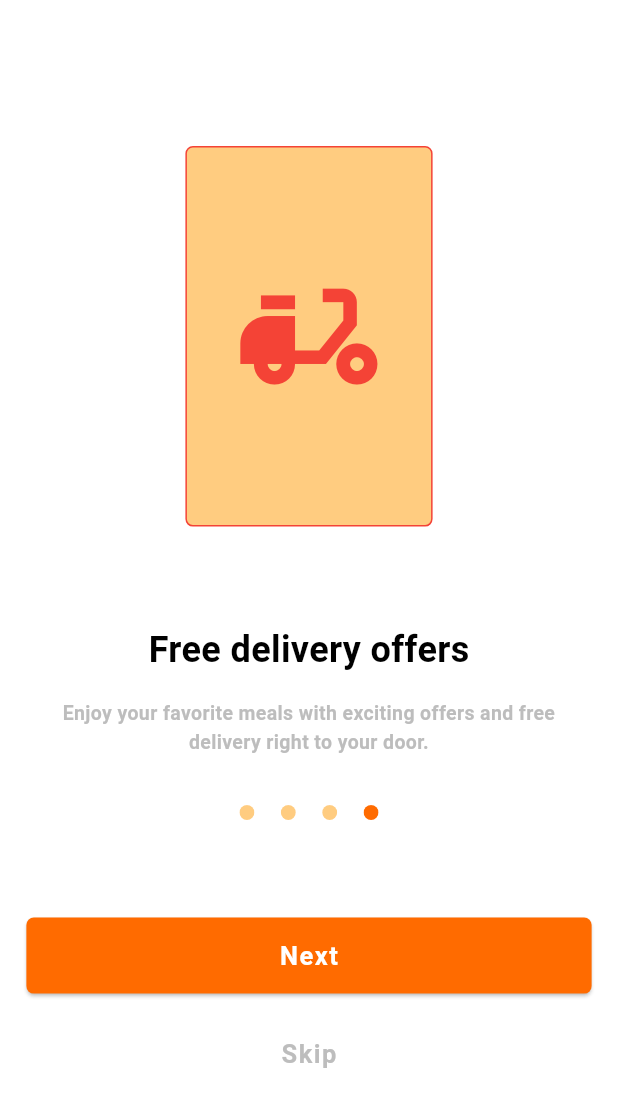
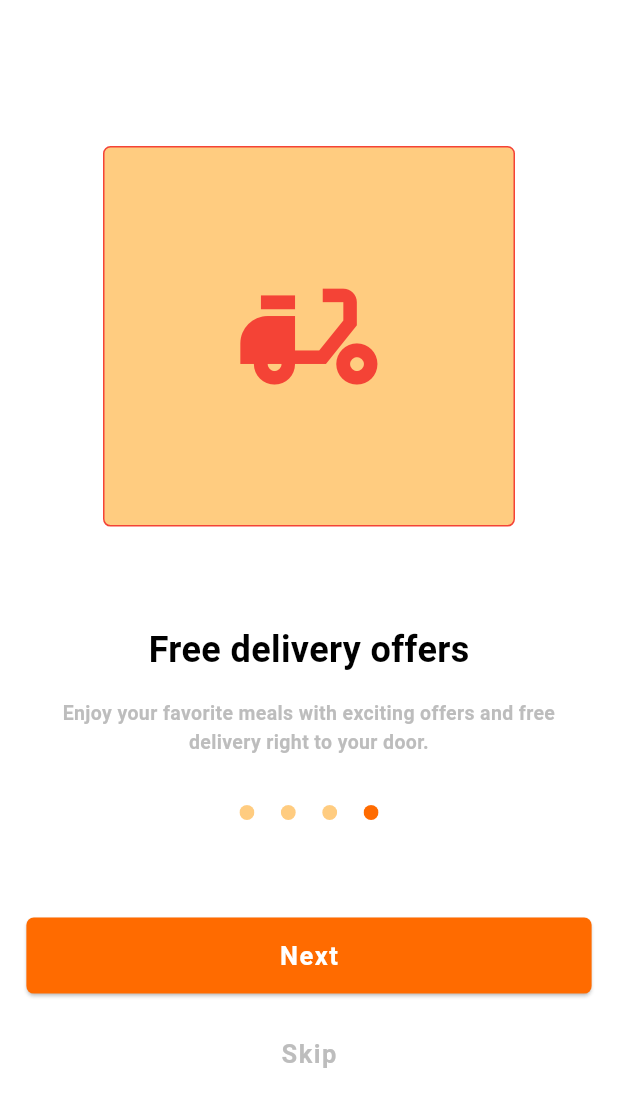
Before and after one commit to abdulsamad010/food_delivery_clean_architecture_flutter, a Flutter app: the Onboarding4Screen screen opened directly, on a phone screen of 412 x 824 dp. Shown: the top 1107 px of the screen. Run offline on Flutter 3.47's test engine with Material 3 defaults, Android fonts, the phone set to English and light mode, and no system bars; our stand-ins replace flutter_bloc, flutter_screenutil, flutter_svg.

Commit message:
Update onboarding screen four

```diff
--- a/lib/presentation/screens/onboarding/onboarding4_screen.dart
+++ b/lib/presentation/screens/onboarding/onboarding4_screen.dart
@@ -20,7 +20,7 @@ class Onboarding4Screen extends StatelessWidget {
 
             Container(
               height: 250.h,
-            width: 150.w,
+            width: 250.w,
                 decoration: BoxDecoration(
                   color: lightOrange,
                   borderRadius: BorderRadiusGeometry.circular(5),
```
